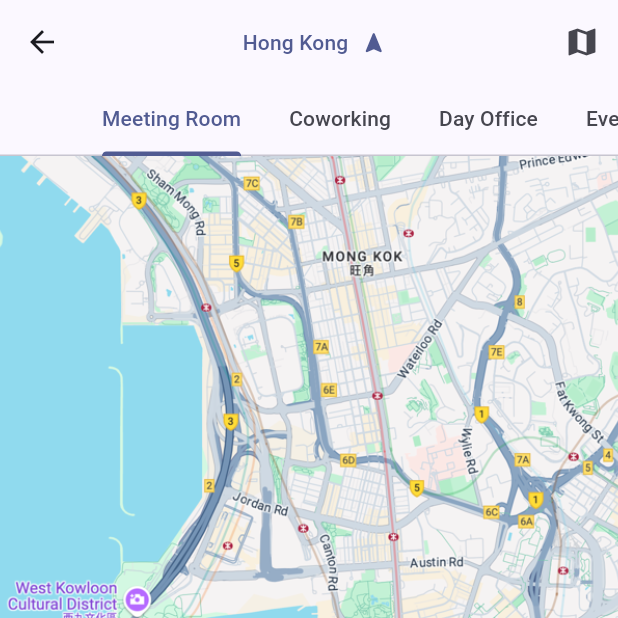
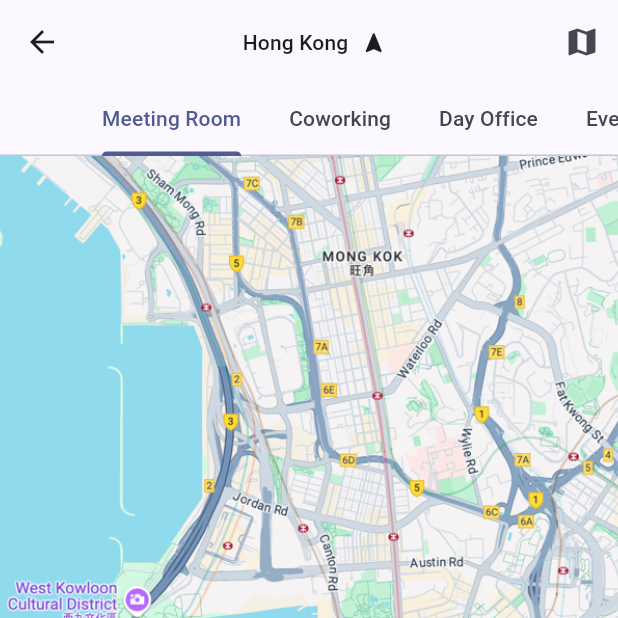
Before and after one commit to zzunebye/my_tec_listing_module_app, a Flutter app: the BookingListScreen screen opened by its route, on a phone screen of 412 x 824 dp, the top half of it. Run offline on Flutter 3.47's test engine with Material 3 defaults, Android fonts, the light colour scheme and no system bars; our stand-ins replace dio, flutter_hooks, flutter_riverpod, hooks_riverpod, riverpod_annotation; generated files the repository leaves out were written again; network calls fail.

Commit message:
Update BookingListScreen: Restore back button functionality and optimize city button styling

```diff
--- a/lib/screens/booking_list_screen.dart
+++ b/lib/screens/booking_list_screen.dart
@@ -71,13 +71,10 @@ class _BookingListScreenState extends State<BookingListScreen> {
 
     return Scaffold(
       appBar: AppBar(
-        // leading: IconButton(
-        //   icon: const Icon(Icons.arrow_back),
-        //   onPressed: () => Navigator.pushReplacement(
-        //     context,
-        //     MaterialPageRoute(builder: (context) => const DraggableSheetWithList()),
-        //   ),
-        // ),
+        leading: IconButton(
+          icon: const Icon(Icons.arrow_back),
+          onPressed: () => {},
+        ),
         bottom: TabBar(
           controller: topTapController,
           isScrollable: true,
@@ -93,6 +90,9 @@ class _BookingListScreenState extends State<BookingListScreen> {
             builder: (context, ref, child) {
               final currentCity = ref.watch(currentCityStateProvider);
               return TextButton(
+                style: TextButton.styleFrom(
+                  foregroundColor: Theme.of(context).colorScheme.onSurface,
+                ),
                 onPressed: () {
                   showDialog(
                     context: context,
@@ -107,6 +107,7 @@ class _BookingListScreenState extends State<BookingListScreen> {
                   );
                 },
                 child: Row(
+                  mainAxisSize: MainAxisSize.min,
                   mainAxisAlignment: MainAxisAlignment.center,
                   children: [Text(currentCity), SizedBox(width: 8), Icon(Icons.navigation_rounded)],
                 ),
```
